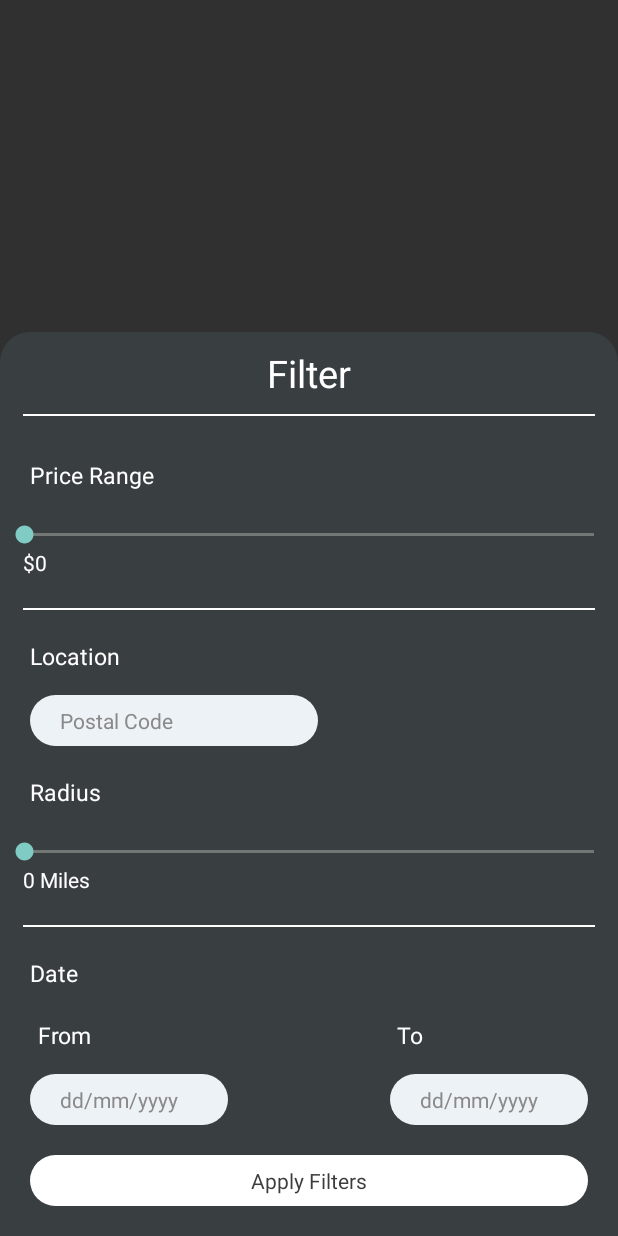
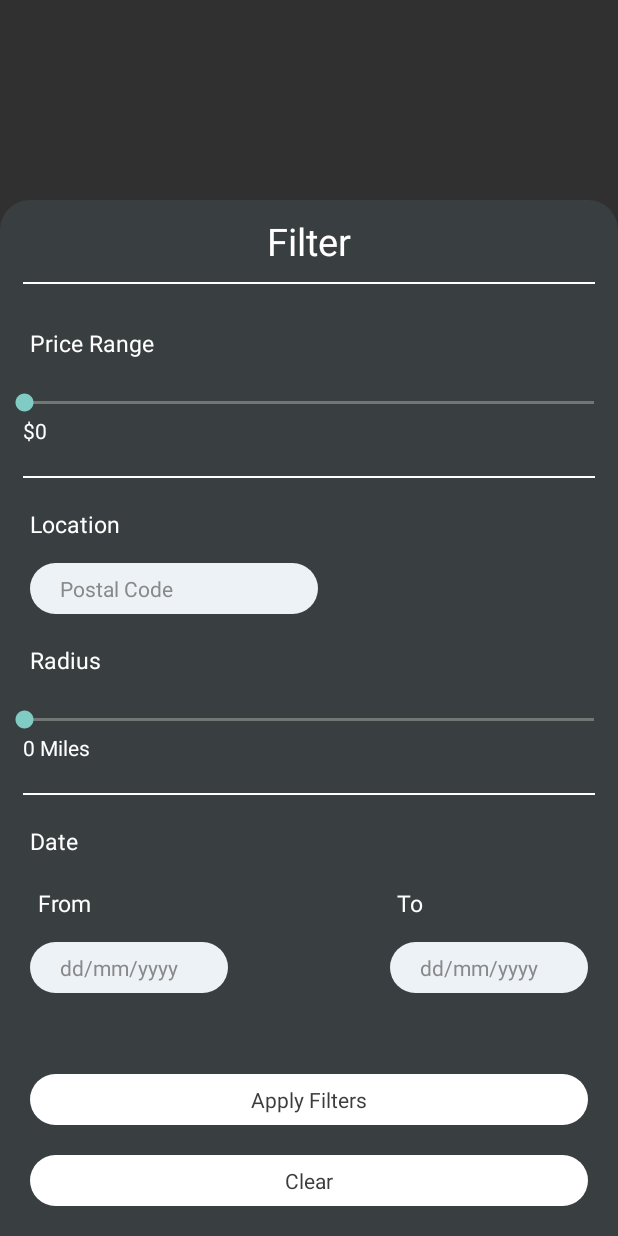
Before and after one commit to premraval-pr/EOR, an Android app: the fragment FilterFragment shown on its own in the app's theme, on a phone screen of 412 x 824 dp. Run offline under Robolectric (Android 15) with nearby library versions, the phone set to English and light mode, and no system bars.

Commit message:
Filter Commit

```diff
--- a/app/src/main/java/com/example/eor/ChatAdapter.java
+++ b/app/src/main/java/com/example/eor/ChatAdapter.java
@@ -16,7 +16,11 @@ import java.util.List;
 public class ChatAdapter extends RecyclerView.Adapter<ChatAdapter.ChatViewHolder>{
 
     Context mContext;
-    ArrayList<Chat> mData;
+    static ArrayList<Chat> mData;
+
+
+
+
 
     public ChatAdapter(Context mContext, ArrayList<Chat> mData) {
         this.mContext = mContext;
--- a/app/src/main/java/com/example/eor/ExplorePost_DAO.java
+++ b/app/src/main/java/com/example/eor/ExplorePost_DAO.java
@@ -48,7 +48,9 @@ public class ExplorePost_DAO {
             for(int i=0;i<ja.length();i++)
             {
                 JSONObject jsonObject=ja.getJSONObject(i);
-                list.add(new ExplorePost_Model(jsonObject.getString("id"),jsonObject.getString("title"),jsonObject.getString("username"),jsonObject.getString("location"),jsonObject.getString("image_eor"),jsonObject.getDouble("price")));
+                if(FilterFragment.productPrice>jsonObject.getDouble("price") || FilterFragment.productPrice ==0) {
+                    list.add(new ExplorePost_Model(jsonObject.getString("id"), jsonObject.getString("title"), jsonObject.getString("username"), jsonObject.getString("location"), jsonObject.getString("image_eor"), jsonObject.getDouble("price")));
+                }
             }
 
         }
--- a/app/src/main/java/com/example/eor/FilterFragment.java
+++ b/app/src/main/java/com/example/eor/FilterFragment.java
@@ -13,6 +13,7 @@ import android.widget.TextView;
 import androidx.annotation.NonNull;
 import androidx.annotation.Nullable;
 import androidx.fragment.app.Fragment;
+import androidx.recyclerview.widget.RecyclerView;
 
 
 import java.util.ArrayList;
@@ -28,15 +29,15 @@ public class FilterFragment extends Fragment {
 
     DatePickerDialog picker;
     public View __view_filter;
-    public TextView __textview_filter;
+    public TextView __textview_filter,__textview_filterClearBtn;
     SeekBar seekBarPrice_filter;
     SeekBar seekBarRadius_filter;
-
-
+    PostAdapter_ExplorePostsActivity ps;
+    RecyclerView rv;
     EditText postalcode;
     EditText datePickerDialogTo;
     EditText datePickerDialogFrom;
-    int productPrice;
+    static int productPrice;
 
 
 
@@ -45,8 +46,8 @@ public class FilterFragment extends Fragment {
     public View onCreateView(@NonNull LayoutInflater inflater, @Nullable final ViewGroup container, @Nullable Bundle savedInstanceState) {
         __view_filter = inflater.inflate(R.layout.layout_filterposts,container,false);
         __textview_filter = __view_filter.findViewById(R.id.__textview_FilterBtn);
-
         seekBarPrice_filter = __view_filter.findViewById(R.id.__seekbar_pricerange);
+        __textview_filterClearBtn = __view_filter.findViewById(R.id.__textview_FilterClearButton);
 
 
 
@@ -176,11 +177,21 @@ public class FilterFragment extends Fragment {
 
 
                 productPrice = seekBarPrice_filter.getProgress();
-                ApplyFilterToPosts(productPrice);
+                HomeFragment.update();
+                System.out.println("Price Range:"+seekBarPrice_filter.getProgress());
+
+                startActivity(new Intent(getContext(),SlidingDrawerActivity.class));
 
             }
 
-            private void ApplyFilterToPosts(int productPrice) {
+
+
+
+        });
+
+        __textview_filterClearBtn.setOnClickListener(new View.OnClickListener() {
+            @Override
+            public void onClick(View v) {
                 startActivity(new Intent(getContext(),SlidingDrawerActivity.class));
             }
         });
@@ -195,5 +206,10 @@ public class FilterFragment extends Fragment {
 
     }
 
-
+    @Override
+    public void onDetach() {
+        FilterFragment.productPrice = 0;
+        HomeFragment.update();
+        super.onDetach();
+    }
 }
--- a/app/src/main/java/com/example/eor/HomeFragment.java
+++ b/app/src/main/java/com/example/eor/HomeFragment.java
@@ -33,7 +33,7 @@ public class HomeFragment extends Fragment implements ItemListener_ExplorePostsA
     List<ExplorePost_Model> list;
     List<ExplorePost_Model> filteredlist = new ArrayList<ExplorePost_Model>();
     ExplorePost_DAO explorePost_dao;
-    PostAdapter_ExplorePostsActivity postAdapter_explorePostsActivity;
+    public static PostAdapter_ExplorePostsActivity postAdapter_explorePostsActivity;
 
 
 
@@ -80,6 +80,18 @@ public class HomeFragment extends Fragment implements ItemListener_ExplorePostsA
         return inboxView;
     }
 
+   public static void update()
+   {
+       postAdapter_explorePostsActivity.notifyDataSetChanged();
+   }
+
+    @Override
+    public void onResume() {
+        super.onResume();
+        FilterFragment.productPrice=0;
+        update();
+    }
+
     @Override
     public void onCLickPost(int position) {
         Intent intent = new Intent(getContext(),PostDescActivity.class);
--- a/app/src/main/java/com/example/eor/InboxFragment.java
+++ b/app/src/main/java/com/example/eor/InboxFragment.java
@@ -52,6 +52,7 @@ public class InboxFragment extends Fragment implements MessageListener{
     @Override
     public void ViewonClick(int pos) {
         Intent intent = new Intent(getContext(),ChatActivity.class);
+        intent.putExtra("Itemname",MyMessagesDataAdapter.messagesData.get(pos).get__textview_NameForMessageView());
         startActivity(intent);
     }
 }
--- a/app/src/main/java/com/example/eor/SlidingDrawerActivity.java
+++ b/app/src/main/java/com/example/eor/SlidingDrawerActivity.java
@@ -54,7 +54,6 @@ public class SlidingDrawerActivity extends AppCompatActivity {
         navController = Navigation.findNavController(this, R.id.nav_host_fragment);
         NavigationUI.setupActionBarWithNavController(this, navController, mAppBarConfiguration);
         NavigationUI.setupWithNavController(navigationView, navController);
-
         header_name = header.findViewById(R.id.header_name);
         header_email = header.findViewById(R.id.header_email);
         header_image = header.findViewById(R.id.header_image);
@@ -106,7 +105,9 @@ public class SlidingDrawerActivity extends AppCompatActivity {
                 }
             }, 2000);
         }
+
         else{
+
             super.onBackPressed();
         }
     }
@@ -124,4 +125,5 @@ public class SlidingDrawerActivity extends AppCompatActivity {
         return NavigationUI.navigateUp(navController, mAppBarConfiguration)
                 || super.onSupportNavigateUp();
     }
+
 }
--- a/app/src/main/res/layout/fragment_home.xml
+++ b/app/src/main/res/layout/fragment_home.xml
@@ -9,7 +9,7 @@
     <androidx.recyclerview.widget.RecyclerView
         android:id="@+id/__recylerview_mainContent"
         android:layout_width="match_parent"
-        android:layout_height="wrap_content"
+        android:layout_height="match_parent"
         app:layout_constraintEnd_toEndOf="parent"
         app:layout_constraintStart_toStartOf="parent"
         app:layout_constraintTop_toTopOf="parent"
--- a/app/src/main/res/layout/layout_filterposts.xml
+++ b/app/src/main/res/layout/layout_filterposts.xml
@@ -69,6 +69,7 @@ Author: Karan Patel
             android:paddingTop="20dp"
             android:max="1000"
             android:min="0"
+
             android:progressBackgroundTint="@color/__primaryLightBackground"
             />
 
@@ -281,6 +282,23 @@ Author: Karan Patel
             android:textSize="14sp"
             android:textColor="@color/__textColor"
             android:padding="7dp"
+            app:layout_constraintBottom_toBottomOf="@id/__textview_FilterClearButton"
+            />
+
+        <TextView
+            android:id="@+id/__textview_FilterClearButton"
+            android:layout_width="match_parent"
+            android:layout_height="wrap_content"
+            android:text="Clear"
+            android:background="@drawable/layout_roundbackground"
+            app:layout_constraintTop_toBottomOf="@id/__textview_FilterBtn"
+            app:layout_constraintLeft_toLeftOf="parent"
+            app:layout_constraintRight_toRightOf="parent"
+            android:layout_margin="20dp"
+            android:gravity="center"
+            android:textSize="14sp"
+            android:textColor="@color/__textColor"
+            android:padding="7dp"
             app:layout_constraintBottom_toBottomOf="parent"
             />
 
```
Also changed, not shown: app/src/main/java/com/example/eor/ChatActivity.java (+8 -1 lines), app/src/main/java/com/example/eor/MyMessagesDataAdapter.java (+15 -4 lines), app/src/main/java/com/example/eor/PostAdapter_ExplorePostsActivity.java (+9 -5 lines).
